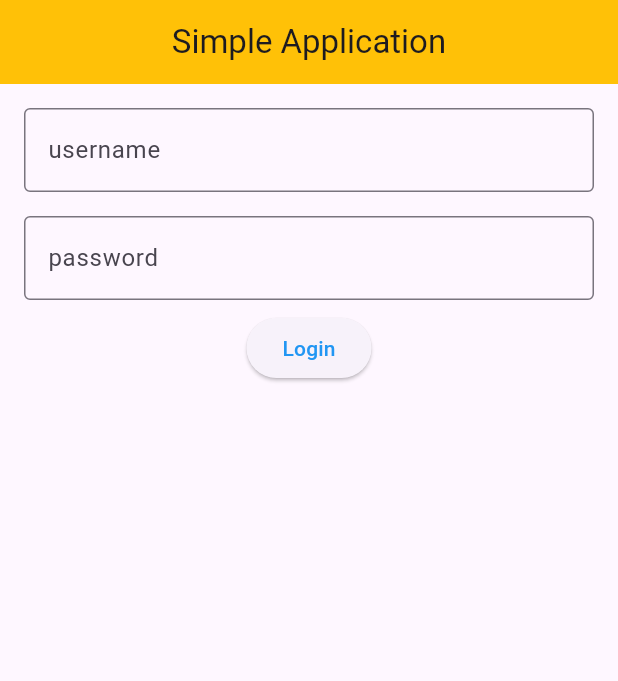
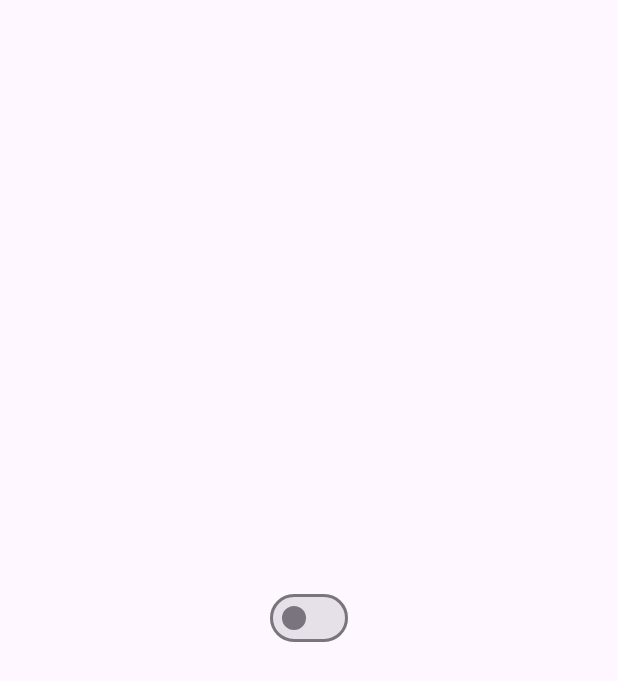
Before and after one commit to nidhamkacha/myflutterlearning, a Flutter app: the screen it shows after launch, on a phone screen of 412 x 824 dp. Shown: the top 681 px of the screen. Run offline on Flutter 3.47's test engine with Material 3 defaults, Android fonts, the phone set to English and light mode, and no system bars; our stand-ins replace firebase_core; accounts and stored records are empty.

Commit message:
12-2-24
Signed-off-by: Nidham Kacha <nidham78@gmail.com>

```diff
--- a/listviewwidget/lib/main.dart
+++ b/listviewwidget/lib/main.dart
@@ -1,4 +1,6 @@
 import 'package:flutter/material.dart';
+import 'package:listviewwidget/first_screen.dart';
+import 'package:listviewwidget/switchui.dart';
 
 void main() {
   runApp(MaterialApp(
@@ -16,44 +18,7 @@ class MyApp extends StatefulWidget {
 class _MyAppState extends State<MyApp> {
   @override
   Widget build(BuildContext context) {
-    return Scaffold(
-      appBar: AppBar(
-        title: Text('Simple Application'),
-        backgroundColor: Colors.amber,
-        centerTitle: true,
-      ),
-      body: Padding(
-        padding: const EdgeInsets.all(8.0),
-        child: Column(
-          children: [
-            Padding(
-              padding: const EdgeInsets.all(8.0),
-              child: TextField(
-                decoration: InputDecoration(
-                  border: OutlineInputBorder(),
-                  labelText: 'username',
-                  hintText: 'Enter Your Name',
-                ),
-              ),
-            ),
-            Padding(
-              padding: const EdgeInsets.all(8.0),
-              child: TextField(
-                decoration: InputDecoration(
-                  border: OutlineInputBorder(),
-                  labelText: 'password',
-                  hintText: 'Enter Your Password',
-                ),
-              ),
-            ),
-            ElevatedButton(
-              child: Text('Login'),
-              style: ElevatedButton.styleFrom(onPrimary: Colors.blue),
-              onPressed: () {},
-            )
-          ],
-        ),
-      ),
-    );
+    // return FirstScreen();
+    return SwitchUI();
   }
 }
--- /dev/null
+++ b/listviewwidget/lib/switchui.dart
@@ -0,0 +1,26 @@
+import 'package:flutter/foundation.dart';
+import 'package:flutter/material.dart';
+import 'package:flutter/widgets.dart';
+
+class SwitchUI extends StatefulWidget {
+  const SwitchUI({super.key});
+
+  @override
+  State<SwitchUI> createState() => _SwitchUIState();
+}
+
+class _SwitchUIState extends State<SwitchUI> {
+  @override
+  Widget build(BuildContext context) {
+    return Scaffold(
+      body: Center(
+        child: Switch(
+          value: false,
+          onChanged: (value) {},
+          activeColor: Colors.green,
+          activeTrackColor: Colors.lightGreenAccent,
+        ),
+      ),
+    );
+  }
+}
```
Also changed, not shown: listviewwidget/lib/first_screen.dart (added, +55 -0 lines), listviewwidget/lib/quiz_sceen.dart (added, +35 -0 lines).
